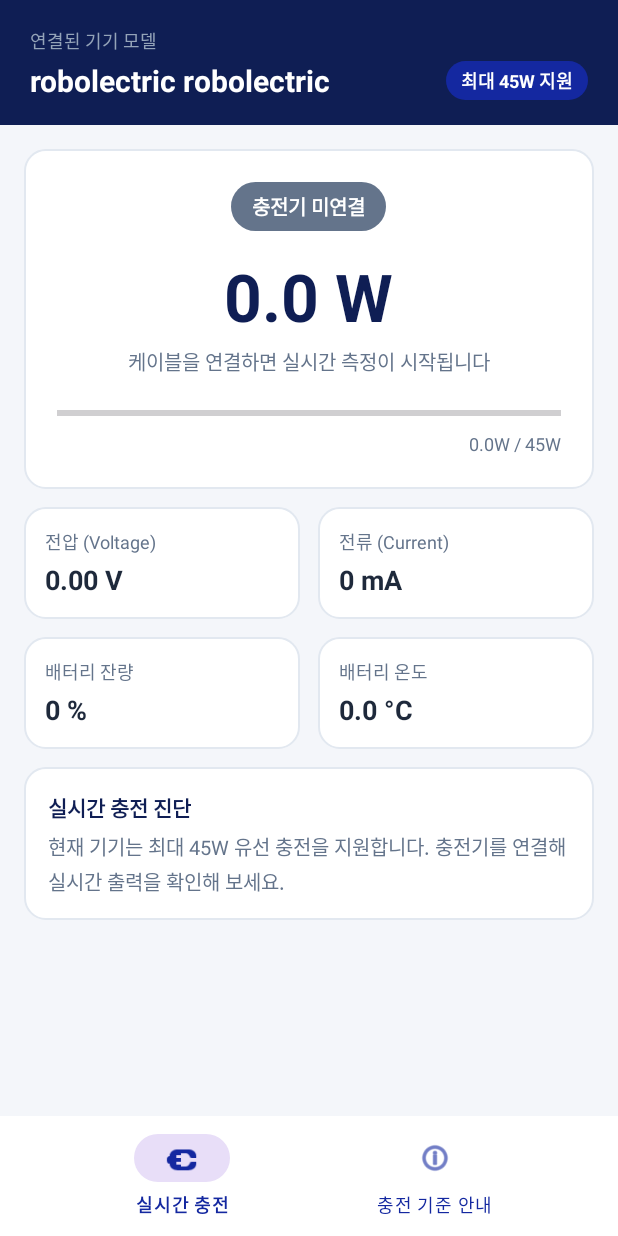
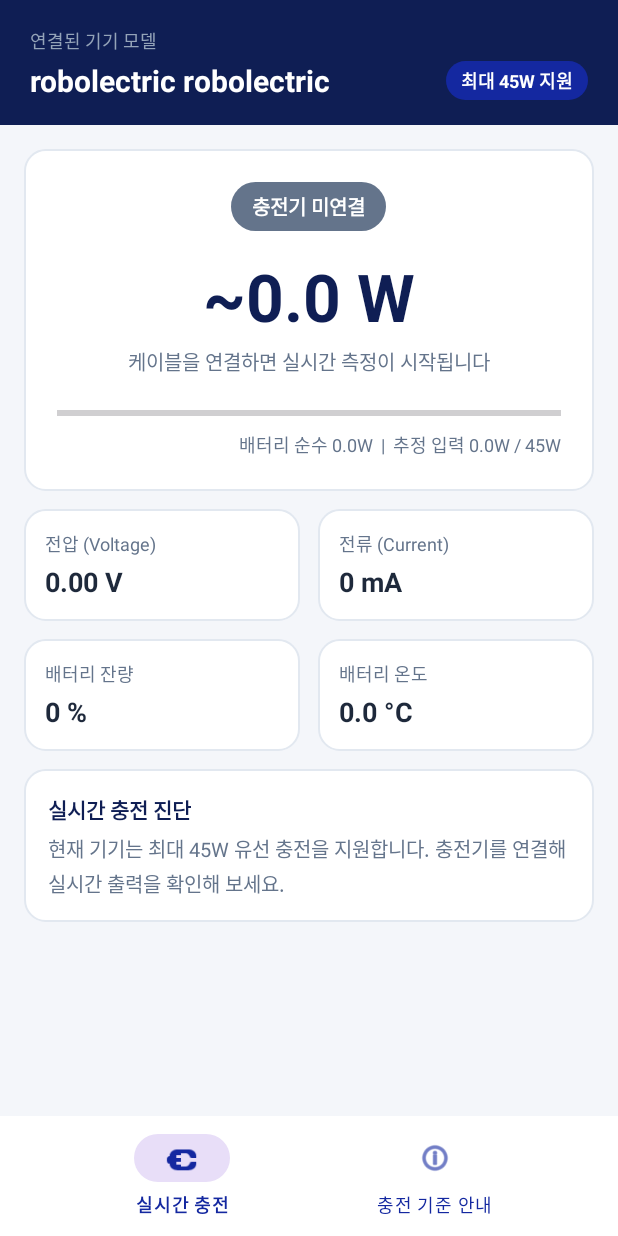
Before and after one commit to gusehsp/mobile-charger-chk, an Android app: the screen it shows after launch (MainActivity), on a phone screen of 412 x 824 dp. Run offline under Robolectric (Android 15) with nearby library versions, the phone set to English and light mode, and no system bars.

Commit message:
Update MainActivity.kt

```diff
--- a/app/src/main/java/com/galaxy/chargingmonitor/MainActivity.kt
+++ b/app/src/main/java/com/galaxy/chargingmonitor/MainActivity.kt
@@ -10,11 +10,14 @@ import android.os.Bundle
 import android.os.Handler
 import android.os.Looper
 import android.view.View
+import android.view.ViewGroup
 import android.widget.ProgressBar
 import android.widget.ScrollView
 import android.widget.TextView
 import androidx.appcompat.app.AppCompatActivity
 import androidx.core.content.ContextCompat
+import androidx.core.view.ViewCompat
+import androidx.core.view.WindowInsetsCompat
 import com.google.android.material.bottomnavigation.BottomNavigationView
 import kotlin.math.abs
 
@@ -39,7 +42,7 @@ class MainActivity : AppCompatActivity() {
 
     private val handler = Handler(Looper.getMainLooper())
     private var maxSupportedWatt = 45
-    private var isS24Series = false
+    private var requires5aFor45w = false
 
     private val updateRunnable = object : Runnable {
         override fun run() {
@@ -69,6 +72,7 @@ class MainActivity : AppCompatActivity() {
         viewGuide = findViewById(R.id.viewGuide)
         bottomNav = findViewById(R.id.bottomNav)
 
+        applySystemBarInsets()
         setupDeviceModelHeader()
 
         bottomNav.setOnItemSelectedListener { item ->
@@ -88,6 +92,31 @@ class MainActivity : AppCompatActivity() {
         }
     }
 
+    // 상단 상태바 및 하단 네비게이션바 겹침 방지
+    private fun applySystemBarInsets() {
+        val rootLayout = (findViewById<ViewGroup>(android.R.id.content)).getChildAt(0) as? ViewGroup ?: return
+        val headerLayout = rootLayout.getChildAt(0) ?: return
+        val initialHeaderTop = headerLayout.paddingTop
+        val initialNavBottom = bottomNav.paddingBottom
+
+        ViewCompat.setOnApplyWindowInsetsListener(rootLayout) { _, insets ->
+            val systemBars = insets.getInsets(WindowInsetsCompat.Type.systemBars())
+            headerLayout.setPadding(
+                headerLayout.paddingLeft,
+                initialHeaderTop + systemBars.top,
+                headerLayout.paddingRight,
+                headerLayout.paddingBottom
+            )
+            bottomNav.setPadding(
+                bottomNav.paddingLeft,
+                bottomNav.paddingTop,
+                bottomNav.paddingRight,
+                initialNavBottom + systemBars.bottom
+            )
+            insets
+        }
+    }
+
     override fun onResume() {
         super.onResume()
         handler.post(updateRunnable)
@@ -100,13 +129,20 @@ class MainActivity : AppCompatActivity() {
 
     private fun setupDeviceModelHeader() {
         val rawModel = Build.MODEL.uppercase()
-        val (displayName, maxW, s24Flag) = when {
-            rawModel.startsWith("SM-S921") -> Triple("Galaxy S24 ($rawModel)", 25, true)
+        val (displayName, maxW, need5a) = when {
+            // Galaxy S23 Series
+            rawModel.startsWith("SM-S911") -> Triple("Galaxy S23 ($rawModel)", 25, false)
+            rawModel.startsWith("SM-S916") -> Triple("Galaxy S23+ ($rawModel)", 45, true)
+            rawModel.startsWith("SM-S918") -> Triple("Galaxy S23 Ultra ($rawModel)", 45, true)
+            // Galaxy S24 Series
+            rawModel.startsWith("SM-S921") -> Triple("Galaxy S24 ($rawModel)", 25, false)
             rawModel.startsWith("SM-S926") -> Triple("Galaxy S24+ ($rawModel)", 45, true)
             rawModel.startsWith("SM-S928") -> Triple("Galaxy S24 Ultra ($rawModel)", 45, true)
+            // Galaxy S25 Series
             rawModel.startsWith("SM-S931") -> Triple("Galaxy S25 ($rawModel)", 25, false)
             rawModel.startsWith("SM-S936") -> Triple("Galaxy S25+ ($rawModel)", 45, false)
             rawModel.startsWith("SM-S938") -> Triple("Galaxy S25 Ultra ($rawModel)", 45, false)
+            // Galaxy S26 Series
             rawModel.startsWith("SM-S941") -> Triple("Galaxy S26 ($rawModel)", 25, false)
             rawModel.startsWith("SM-S946") -> Triple("Galaxy S26+ ($rawModel)", 45, false)
             rawModel.startsWith("SM-S948") -> Triple("Galaxy S26 Ultra ($rawModel)", 60, false)
@@ -114,7 +150,7 @@ class MainActivity : AppCompatActivity() {
         }
 
         maxSupportedWatt = maxW
-        isS24Series = s24Flag
+        requires5aFor45w = need5a
         tvModelName.text = displayName
         tvMaxSpecBadge.text = "최대 ${maxSupportedWatt}W 지원"
     }
@@ -138,22 +174,29 @@ class MainActivity : AppCompatActivity() {
         val tempTenth = batteryStatus?.getIntExtra(BatteryManager.EXTRA_TEMPERATURE, 0) ?: 0
         val tempC = tempTenth / 10.0
 
-        // Samsung devices report current in microamperes (uA) or milliamperes (mA) depending on kernel
         val rawCurrent = batteryManager.getIntProperty(BatteryManager.BATTERY_PROPERTY_CURRENT_NOW)
         val currentMa = if (abs(rawCurrent) > 20000) abs(rawCurrent) / 1000.0 else abs(rawCurrent).toDouble()
         val currentA = currentMa / 1000.0
 
-        val powerWatt = if (isCharging) voltageV * currentA else 0.0
+        // 배터리 순수 유입 전력(W)
+        val netBatteryWatt = if (isCharging) voltageV * currentA else 0.0
+
+        // USB 테스터기 기준 추정 입력 전력(W): 변환 효율(약 88%) + 화면 켜짐 소비전력(약 2.5W) 보정
+        val estimatedInputWatt = if (isCharging && netBatteryWatt > 0.5) {
+            (netBatteryWatt / 0.88) + 2.5
+        } else {
+            0.0
+        }
 
         tvBatteryLevel.text = "$batteryPct %"
         tvTemperature.text = String.format("%.1f °C", tempC)
         tvVoltage.text = String.format("%.2f V", voltageV)
         tvCurrent.text = String.format("%.0f mA", if (isCharging) currentMa else 0.0)
-        tvLiveWatt.text = String.format("%.1f W", powerWatt)
+        tvLiveWatt.text = String.format("~%.1f W", estimatedInputWatt)
 
-        val ratioPct = ((powerWatt / maxSupportedWatt.toDouble()) * 100).toInt().coerceIn(0, 100)
+        val ratioPct = ((estimatedInputWatt / maxSupportedWatt.toDouble()) * 100).toInt().coerceIn(0, 100)
         progressWatt.progress = ratioPct
-        tvWattRatio.text = String.format("%.1fW / %dW", powerWatt, maxSupportedWatt)
+        tvWattRatio.text = String.format("배터리 순수 %.1fW  |  추정 입력 %.1fW / %dW", netBatteryWatt, estimatedInputWatt, maxSupportedWatt)
 
         when {
             isFull -> {
@@ -166,22 +209,22 @@ class MainActivity : AppCompatActivity() {
                 tvChargingStatus.text = "케이블을 연결하면 실시간 측정이 시작됩니다"
                 tvDiagnostic.text = "현재 기기는 최대 ${maxSupportedWatt}W 유선 충전을 지원합니다. 충전기를 연결해 실시간 출력을 확인해 보세요."
             }
-            powerWatt >= 48.0 -> {
+            estimatedInputWatt >= 48.0 -> {
                 setStageBadge("초고속 충전 3.0 (60W급)", R.color.stage_super3)
                 tvChargingStatus.text = "USB PD 3.0 PPS 60W 고속 충전 중"
                 tvDiagnostic.text = "최고 출력 구간으로 정상 충전 중입니다. 배터리 잔량이 높아지거나 온도가 오르면 보호를 위해 출력이 자동 조절됩니다."
             }
-            powerWatt >= 30.0 -> {
+            estimatedInputWatt >= 32.0 -> {
                 setStageBadge("초고속 충전 2.0 (45W급)", R.color.stage_super2)
                 tvChargingStatus.text = "USB PD 3.0 PPS 45W 고속 충전 중"
                 tvDiagnostic.text = "45W 초고속 충전 2.0 구간으로 정상 작동 중입니다."
             }
-            powerWatt >= 18.0 -> {
+            estimatedInputWatt >= 19.0 -> {
                 setStageBadge("초고속 충전 (25W급)", R.color.stage_super)
                 tvChargingStatus.text = "USB PD 3.0 PPS 25W 충전 중"
                 tvDiagnostic.text = if (maxSupportedWatt >= 45 && batteryPct < 70) {
-                    if (isS24Series) {
-                        "현재 25W 구간입니다. S24+/Ultra에서 45W를 사용하려면 PPS 5A 충전기와 5A(100W급) 케이블이 모두 필요합니다."
+                    if (requires5aFor45w) {
+                        "현재 25W 구간입니다. S23/S24+/Ultra에서 45W를 사용하려면 PPS 5A 충전기와 5A(100W급) 케이블이 모두 필요합니다."
                     } else {
                         "현재 25W 구간입니다. 45W 이상 출력을 원하시면 삼성 PPS 전압 구간(15V 3A 이상)을 지원하는 충전기인지 확인해 주세요."
                     }
@@ -189,16 +232,20 @@ class MainActivity : AppCompatActivity() {
                     "25W 초고속 충전 구간으로 안정적으로 충전 중입니다."
                 }
             }
-            powerWatt >= 10.5 -> {
+            estimatedInputWatt >= 11.5 -> {
                 setStageBadge("고속 충전 (15W급)", R.color.stage_fast)
                 tvChargingStatus.text = "AFC / USB PD 2.0 15W 충전 중"
-                tvDiagnostic.text = "고속 충전(15W) 상태입니다. 고출력 충전기라도 PPS 미지원 시 15W로 제한될 수 있으며, 배터리 잔량이 80% 이상이면 자동으로 속도가 낮아집니다."
+                tvDiagnostic.text = if (batteryPct >= 80) {
+                    "고속 충전(15W) 구간입니다. 현재 배터리 잔량(${batteryPct}%)이 높아 배터리 보호를 위해 출력이 서서히 조절되고 있습니다."
+                } else {
+                    "고속 충전(15W) 상태입니다. 고출력 충전기라도 삼성 PPS 규격 미지원 시 15W로 제한될 수 있습니다."
+                }
             }
             else -> {
                 setStageBadge("일반 충전 (10W 이하)", R.color.stage_normal)
                 tvChargingStatus.text = "일반 5V 또는 저속 보호 충전 중"
                 tvDiagnostic.text = if (batteryPct >= 80 || tempC >= 39.0) {
-                    "배터리 잔량이 높거나 온도(${String.format("%.1f", tempC)}°C) 보호로 인해 충전 전력이 자동 제한되고 있습니다."
+                    "배터리 잔량(${batteryPct}%)이 높거나 온도(${String.format("%.1f", tempC)}°C) 보호로 인해 충전 전력이 자동 제한되고 있습니다."
                 } else {
                     "일반 충전 상태입니다. 케이블 체결 상태 또는 충전기의 고속/PPS 지원 여부를 확인해 주세요."
                 }
```
